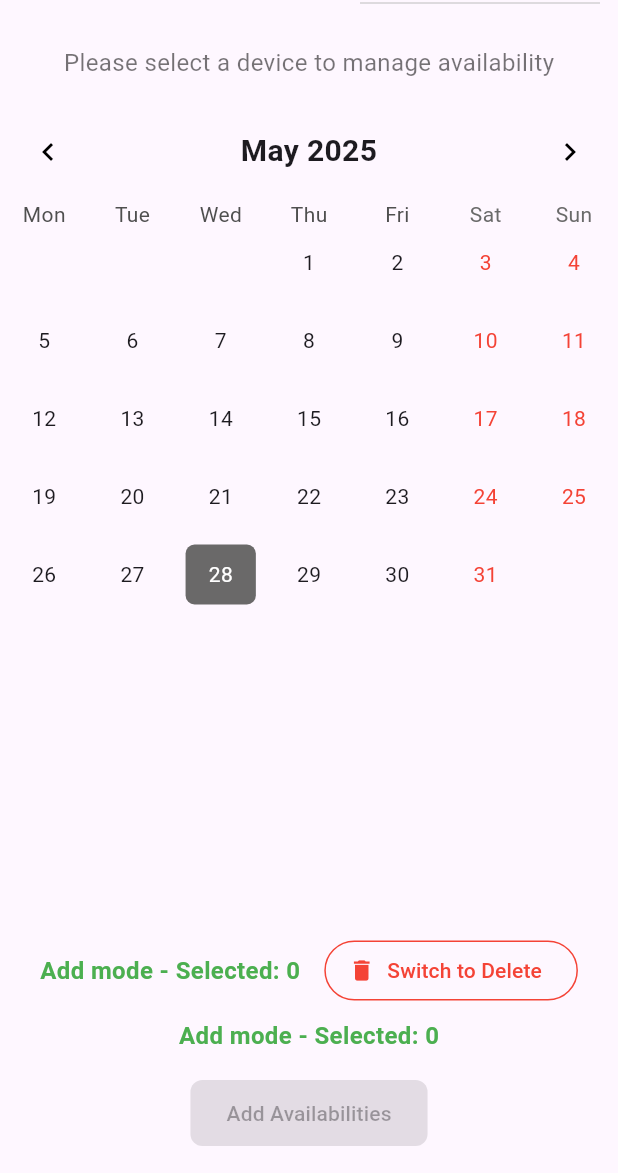
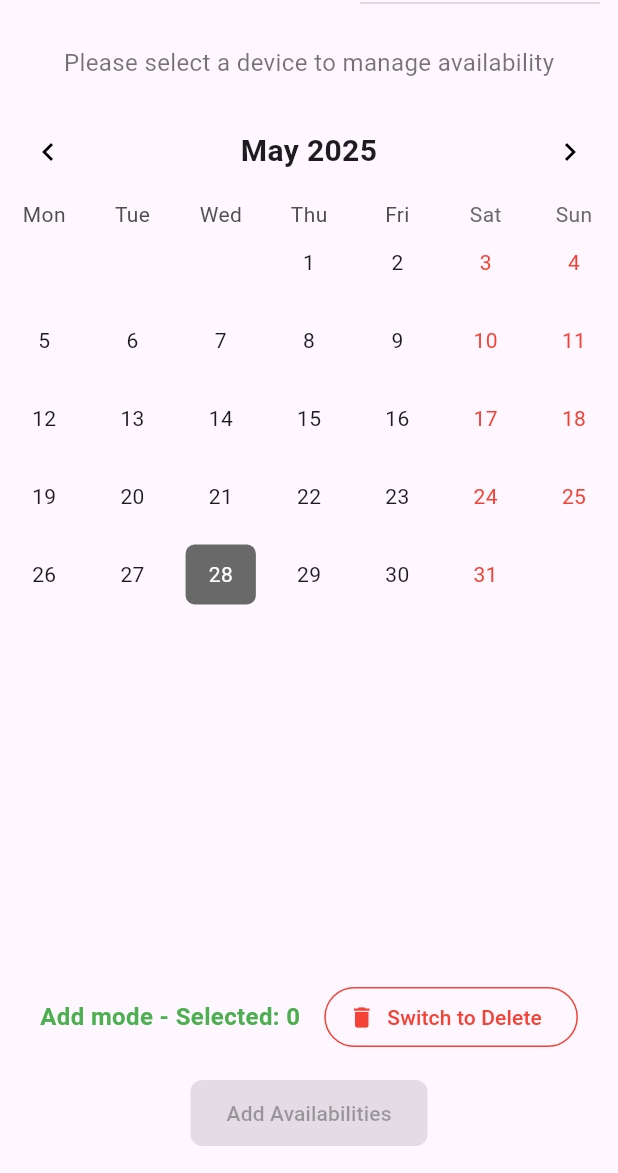
Before and after one commit to mattheusens/ProjectFlutter, a Flutter app: the RentalScreen screen opened by its route, on a phone screen of 412 x 824 dp, the part 63-1236 px from its top. Run offline on Flutter 3.47's test engine with Material 3 defaults, Android fonts, the light colour scheme and no system bars; drawn by our look-alikes of table_calendar; our stand-ins replace cloud_firestore, file_picker, firebase_auth, firebase_core, flutter_map, geolocator and 1 more; missing offline and left inert: firebase_ui_auth; accounts and stored records are empty; generated files the repository leaves out were written again.

Commit message:
last little changes

```diff
--- a/electroshare/lib/screens/rental_screen.dart
+++ b/electroshare/lib/screens/rental_screen.dart
@@ -334,7 +334,6 @@ class _CalenderScreen extends State<CalenderScreen> {
                   12,
                 );
 
-                // Check if the day is already rented
                 final isRented = rentedDates.any(
                   (d) => isSameDay(d, normalizedDay),
                 );
@@ -353,7 +352,6 @@ class _CalenderScreen extends State<CalenderScreen> {
                     }
                   }
                 } else {
-                  // In Add mode, only allow selection if the day is not rented
                   if (!isRented) {
                     if (_customSelectedDays.any(
                       (d) => isSameDay(d, normalizedDay),
@@ -493,18 +491,6 @@ class _CalenderScreen extends State<CalenderScreen> {
                   ),
                 ],
               ),
-              const SizedBox(height: 8),
-              // This appears to be a duplicate UI element - consider removing it
-              Text(
-                _isDeleteMode
-                    ? 'Delete mode - Selected: ${_daysToDelete.length}'
-                    : 'Add mode - Selected: ${_customSelectedDays.length}',
-                style: TextStyle(
-                  fontSize: 16,
-                  fontWeight: FontWeight.bold,
-                  color: _isDeleteMode ? Colors.red : Colors.green,
-                ),
-              ),
               const SizedBox(height: 16),
               ElevatedButton(
                 onPressed:
--- a/electroshare/pubspec.yaml
+++ b/electroshare/pubspec.yaml
@@ -13,7 +13,7 @@ dependencies:
   firebase_auth: ^5.5.3
   firebase_ui_auth: ^1.16.1
   firebase_ui_oauth_google: ^1.4.1
-  file_picker: ^6.1.1
+  file_picker: ^8.0.0
   cloud_firestore: ^5.6.7
   flutter_map: ^6.0.0
   latlong2: ^0.9.0
```
Also changed, not shown: electroshare/lib/screens/navigation_side_bar.dart (+0 -18 lines), electroshare/pubspec.lock.
